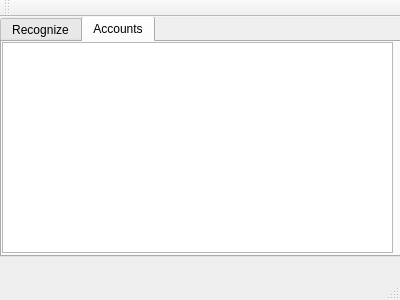
The window that Server/mainwindow.ui (monsty/licenserecognizer) describes before a commit, drawn with Qt 5.
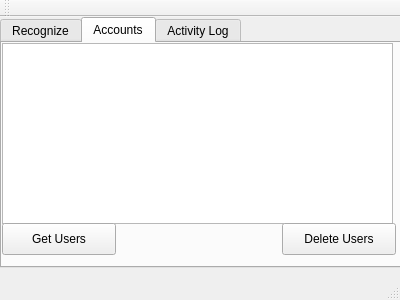
The same window after the commit. The open tabs and pages were chosen to show the change.

Commit message: Get user list and delete user finished

```diff
--- a/Server/mainwindow.ui
+++ b/Server/mainwindow.ui
@@ -18,9 +18,9 @@
     <property name="geometry">
      <rect>
       <x>0</x>
-      <y>-1</y>
+      <y>0</y>
       <width>401</width>
-      <height>241</height>
+      <height>251</height>
      </rect>
     </property>
     <property name="currentIndex">
@@ -104,6 +104,47 @@
       <string>Accounts</string>
      </attribute>
      <widget class="QTableView" name="tableView">
+      <property name="geometry">
+       <rect>
+        <x>0</x>
+        <y>0</y>
+        <width>391</width>
+        <height>181</height>
+       </rect>
+      </property>
+     </widget>
+     <widget class="QPushButton" name="pushButton_4">
+      <property name="geometry">
+       <rect>
+        <x>280</x>
+        <y>180</y>
+        <width>114</width>
+        <height>32</height>
+       </rect>
+      </property>
+      <property name="text">
+       <string>Delete Users</string>
+      </property>
+     </widget>
+     <widget class="QPushButton" name="pushButton_3">
+      <property name="geometry">
+       <rect>
+        <x>0</x>
+        <y>180</y>
+        <width>114</width>
+        <height>32</height>
+       </rect>
+      </property>
+      <property name="text">
+       <string>Get Users</string>
+      </property>
+     </widget>
+    </widget>
+    <widget class="QWidget" name="tab_3">
+     <attribute name="title">
+      <string>Activity Log</string>
+     </attribute>
+     <widget class="QListView" name="listView">
       <property name="geometry">
        <rect>
         <x>0</x>
```
Left out of the diff: 2 changed lines with no effect on the pictures. The commit also changes 4 other files.
